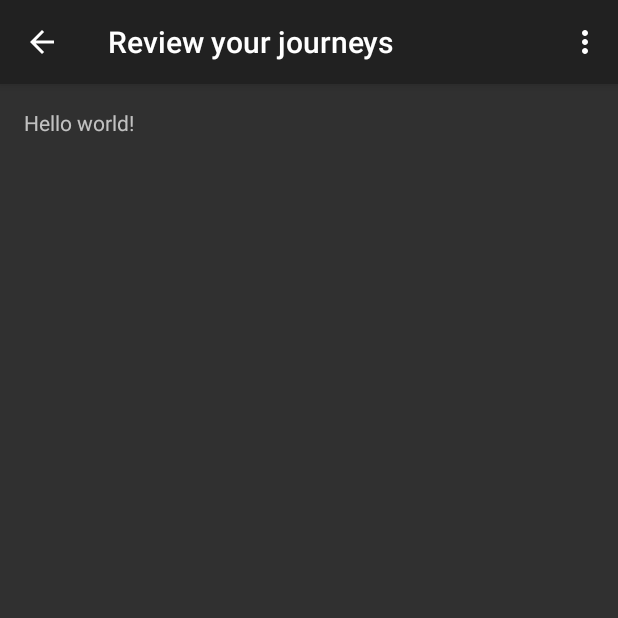
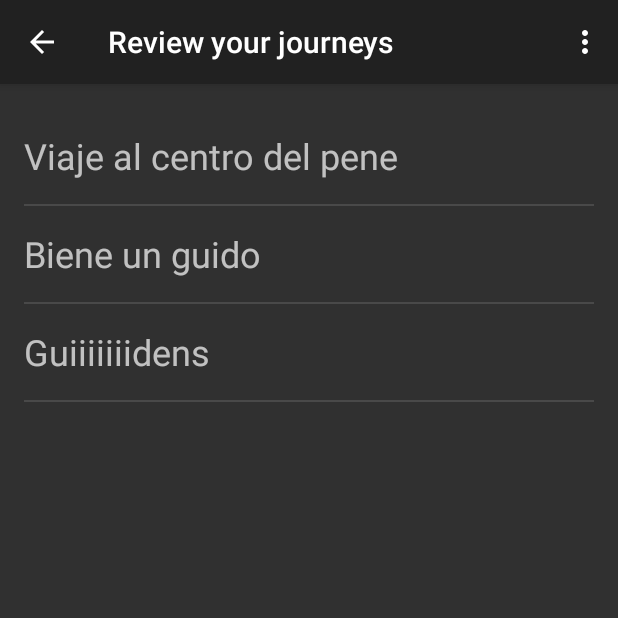
Before and after one commit to Kv0the/biene, an Android app: the Review screen opened directly, with no data from a screen before it, on a phone screen of 412 x 824 dp, the top half of it. Run offline under Robolectric (Android 15) with nearby library versions, the phone set to English and light mode, and no system bars.

Commit message:
review fragment list

```diff
--- /dev/null
+++ b/project/app/src/main/java/angelhack/biene/DetailActivity.java
@@ -0,0 +1,7 @@
+package angelhack.biene;
+
+/**
+ * Created by user on 31/05/15.
+ */
+public class DetailActivity {
+}
--- a/project/app/src/main/java/angelhack/biene/MainActivity.java
+++ b/project/app/src/main/java/angelhack/biene/MainActivity.java
@@ -63,7 +63,8 @@ public class MainActivity extends ActionBarActivity {
         rev_journeys.setOnClickListener(new View.OnClickListener() {
             @Override
             public void onClick(View v) {
-                Toast.makeText(context, "REVIEW", Toast.LENGTH_LONG).show();
+                Intent intent = new Intent(context, Review.class);
+                startActivity(intent);
             }
         });
     }
--- a/project/app/src/main/java/angelhack/biene/Review.java
+++ b/project/app/src/main/java/angelhack/biene/Review.java
@@ -1,5 +1,6 @@
 package angelhack.biene;
 
+import android.content.Intent;
 import android.support.v7.app.ActionBarActivity;
 import android.support.v7.app.ActionBar;
 import android.support.v4.app.Fragment;
@@ -10,6 +11,11 @@ import android.view.MenuItem;
 import android.view.View;
 import android.view.ViewGroup;
 import android.os.Build;
+import android.widget.AdapterView;
+import android.widget.ArrayAdapter;
+import android.widget.ListView;
+
+import java.util.ArrayList;
 
 
 public class Review extends ActionBarActivity {
@@ -24,7 +30,6 @@ public class Review extends ActionBarActivity {
                     .commit();
         }
     }
-
 
     @Override
     public boolean onCreateOptionsMenu(Menu menu) {
@@ -56,10 +61,57 @@ public class Review extends ActionBarActivity {
         public PlaceholderFragment() {
         }
 
+        private ArrayAdapter mAdapter;
+
+        @Override
+        public void onStart() {
+            super.onStart();
+            updateAdapter();
+        }
+
+        private void updateAdapter() {
+            mAdapter.add("Viaje al centro del pene");
+            mAdapter.add("Biene un guido");
+            mAdapter.add("Guiiiiiiidens");
+        }
+
+
         @Override
         public View onCreateView(LayoutInflater inflater, ViewGroup container,
                                  Bundle savedInstanceState) {
+
             View rootView = inflater.inflate(R.layout.fragment_review, container, false);
+
+            mAdapter =
+                    new ArrayAdapter<String>(
+                            // The current context (this fragment's parent activity)
+                            getActivity(),
+                            // ID of list item layout
+                            R.layout.list_item,
+                            // ID of the textview to populate
+                            R.id.list_item_textview,
+                            // Forecast data
+                            new ArrayList<String>()
+                    );
+
+            // Get a reference to the ListView, and attach this adapter it it
+            ListView listView = (ListView) rootView.findViewById(
+                    R.id.listview
+            );
+
+            listView.setAdapter(mAdapter);
+
+            listView.setOnItemClickListener(new AdapterView.OnItemClickListener() {
+                @Override
+                public void onItemClick(AdapterView<?> parent, View view, int position, long id) {
+                    String forecast = mAdapter.getItem(position).toString();
+                    // Toast.makeText(getActivity(), forecast, Toast.LENGTH_SHORT).show();
+                    Intent intent = new Intent(getActivity(), DetailActivity.class).
+                            putExtra(Intent.EXTRA_TEXT, forecast);
+                    startActivity(intent);
+                }
+            });
+
             return rootView;
         }
     }
--- a/project/app/src/main/res/layout/fragment_review.xml
+++ b/project/app/src/main/res/layout/fragment_review.xml
@@ -6,7 +6,12 @@
     android:paddingBottom="@dimen/activity_vertical_margin"
     tools:context="angelhack.biene.Review$PlaceholderFragment">
 
-    <TextView android:text="@string/hello_world" android:layout_width="wrap_content"
-        android:layout_height="wrap_content" />
+    <ListView
+        android:id="@+id/listview"
+        android:layout_width="match_parent"
+        android:layout_height="match_parent"
+        android:layout_alignParentTop="true"
+        android:layout_alignParentLeft="true"
+        android:layout_alignParentStart="true" />
 
 </RelativeLayout>
--- /dev/null
+++ b/project/app/src/main/res/layout/list_item.xml
@@ -0,0 +1,10 @@
+<?xml version="1.0" encoding="utf-8"?>
+
+<TextView xmlns:android="http://schemas.android.com/apk/res/android"
+    android:layout_width="match_parent"
+    android:layout_height="match_parent"
+    android:minHeight="?android:attr/listPreferredItemHeight"
+    android:gravity="center_vertical"
+    android:id="@+id/list_item_textview"
+    android:textSize="@dimen/abc_text_size_headline_material"
+    />
```
